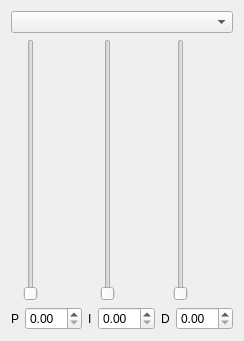
Above: Calibration/ControlPID/controlpid.ui from DrSensor/GCS-for-SBC before the change. Below: the same form after it.
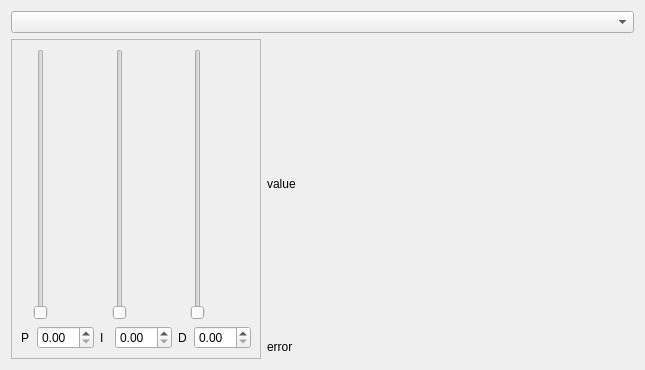
That is the form after the change.

Commit message: adding and revise PID widget

Patch:
```diff
--- a/Calibration/ControlPID/controlpid.ui
+++ b/Calibration/ControlPID/controlpid.ui
@@ -6,14 +6,14 @@
    <rect>
     <x>0</x>
     <y>0</y>
-    <width>240</width>
-    <height>341</height>
+    <width>645</width>
+    <height>370</height>
    </rect>
   </property>
   <property name="windowTitle">
    <string>Form</string>
   </property>
-  <layout class="QVBoxLayout" name="verticalLayout_4">
+  <layout class="QVBoxLayout" name="verticalLayout_7">
    <item>
     <widget class="QComboBox" name="comboBox">
      <property name="maximumSize">
@@ -28,6 +28,29 @@
     </widget>
    </item>
    <item>
+    <layout class="QHBoxLayout" name="horizontalLayout_6">
+     <item>
+      <widget class="QFrame" name="frame">
+       <property name="minimumSize">
+        <size>
+         <width>0</width>
+         <height>0</height>
+        </size>
+       </property>
+       <property name="maximumSize">
+        <size>
+         <width>250</width>
+         <height>16777215</height>
+        </size>
+       </property>
+       <property name="frameShape">
+        <enum>QFrame::StyledPanel</enum>
+       </property>
+       <property name="frameShadow">
+        <enum>QFrame::Raised</enum>
+       </property>
+       <layout class="QVBoxLayout" name="verticalLayout_8">
+        <item>
     <layout class="QHBoxLayout" name="horizontalLayout_4">
      <item>
       <layout class="QVBoxLayout" name="verticalLayout">
@@ -50,8 +73,8 @@
           <widget class="QLabel" name="label">
            <property name="maximumSize">
             <size>
-             <width>40</width>
-             <height>16777215</height>
+                  <width>30</width>
+                  <height>25</height>
             </size>
            </property>
            <property name="text">
@@ -94,8 +117,8 @@
           <widget class="QLabel" name="label_2">
            <property name="maximumSize">
             <size>
-             <width>40</width>
-             <height>16777215</height>
+                  <width>30</width>
+                  <height>25</height>
             </size>
            </property>
            <property name="text">
@@ -134,12 +157,15 @@
        </item>
        <item>
         <layout class="QHBoxLayout" name="horizontalLayout_3">
+              <property name="spacing">
+               <number>6</number>
+              </property>
          <item>
           <widget class="QLabel" name="label_3">
            <property name="maximumSize">
             <size>
-             <width>40</width>
-             <height>16777215</height>
+                  <width>30</width>
+                  <height>25</height>
             </size>
            </property>
            <property name="text">
@@ -164,14 +190,59 @@
     </layout>
    </item>
   </layout>
-  <zorder>comboBox</zorder>
-  <zorder>verticalSlider</zorder>
-  <zorder>verticalSlider_2</zorder>
-  <zorder>verticalSlider_3</zorder>
-  <zorder>label</zorder>
-  <zorder>label_2</zorder>
-  <zorder>label_3</zorder>
-  <zorder>verticalSlider_3</zorder>
+      </widget>
+     </item>
+     <item>
+      <layout class="QHBoxLayout" name="horizontalLayout_5">
+       <item>
+        <layout class="QVBoxLayout" name="verticalLayout_6">
+         <item>
+          <layout class="QVBoxLayout" name="verticalLayout_5">
+           <item>
+            <widget class="QWidget" name="value_plot" native="true"/>
+           </item>
+           <item>
+            <widget class="QLabel" name="value">
+             <property name="maximumSize">
+              <size>
+               <width>16777215</width>
+               <height>25</height>
+              </size>
+             </property>
+             <property name="text">
+              <string>value</string>
+             </property>
+            </widget>
+           </item>
+          </layout>
+         </item>
+         <item>
+          <layout class="QVBoxLayout" name="verticalLayout_4">
+           <item>
+            <widget class="QWidget" name="error_plot" native="true"/>
+           </item>
+           <item>
+            <widget class="QLabel" name="error">
+             <property name="maximumSize">
+              <size>
+               <width>16777215</width>
+               <height>25</height>
+              </size>
+             </property>
+             <property name="text">
+              <string>error</string>
+             </property>
+            </widget>
+           </item>
+          </layout>
+         </item>
+        </layout>
+       </item>
+      </layout>
+     </item>
+    </layout>
+   </item>
+  </layout>
  </widget>
  <resources/>
  <connections/>
```
Left out of the diff: 21 changed lines with no effect on the pictures. Lines whose indentation alone changed are shown as unchanged. The commit also changes 5 other files.
